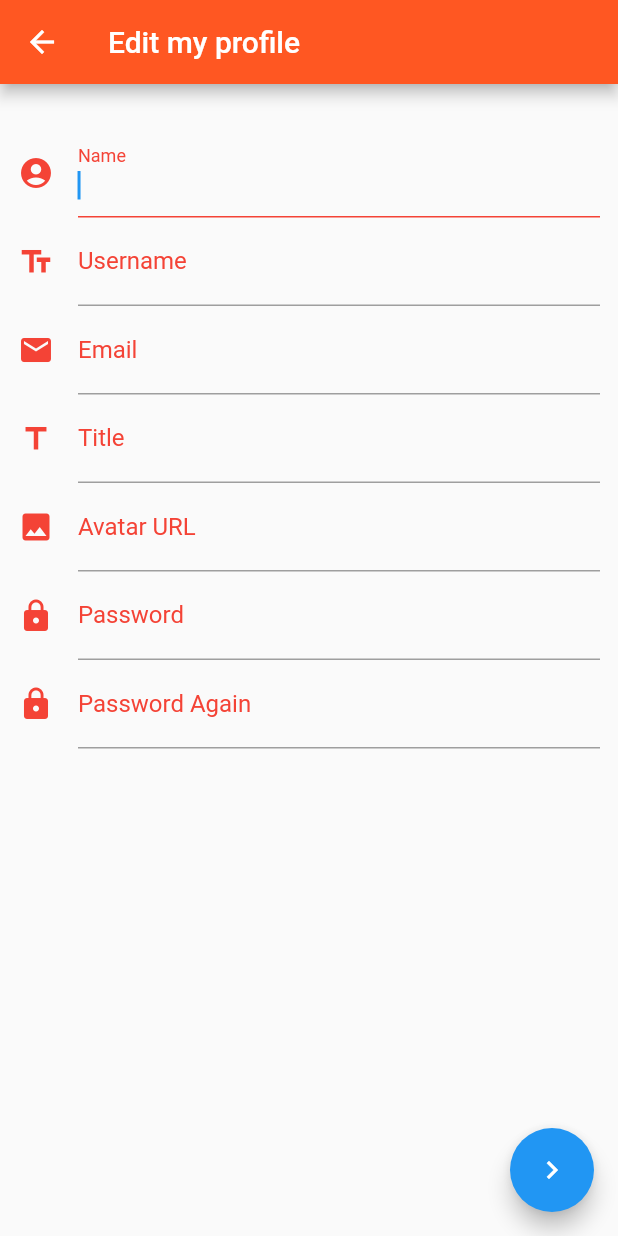
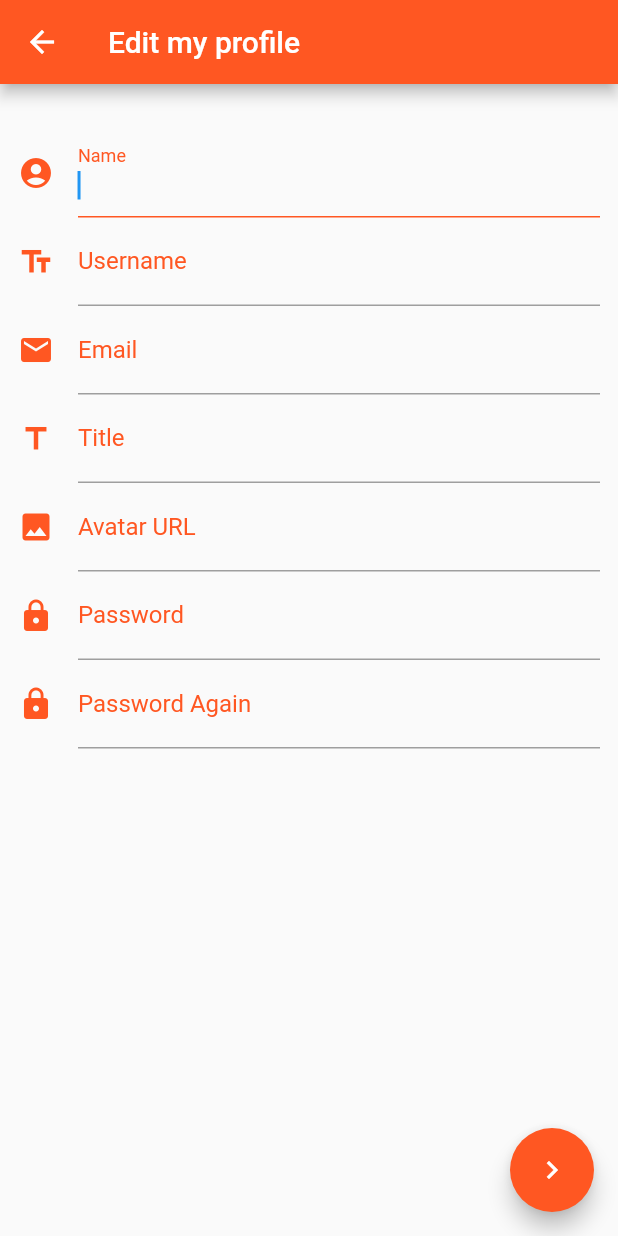
Before and after one commit to dewanshrawat15/Tabs, a Flutter app: the AccountScreen screen opened directly, after a tap on the "edit" icon, on a phone screen of 412 x 824 dp. Run offline on Flutter 3.47's test engine with Material 2 defaults, Android fonts, the phone set to English and light mode, and no system bars; our stand-ins replace share, sqflite; accounts and stored records are empty.

Commit message:
Updating app UI

```diff
--- a/lib/components/drawer.dart
+++ b/lib/components/drawer.dart
@@ -13,7 +13,7 @@ class SlideInDrawer extends StatelessWidget{
         children: <Widget>[
           DrawerHeader(
             decoration: BoxDecoration(
-              color: Colors.red,
+              color: Colors.deepOrange,
             ),
             child: Padding(
               padding: EdgeInsets.only(top: 100),
--- a/lib/screens/home.dart
+++ b/lib/screens/home.dart
@@ -14,7 +14,7 @@ class HomeScreenState extends State<HomeScreen>{
   Widget build(BuildContext context){
     return MaterialApp(
       debugShowCheckedModeBanner: false,
-      theme: themeState ? ThemeData(brightness: Brightness.light, primaryColor: Colors.deepOrange) : ThemeData(brightness: Brightness.dark, primaryColor: Colors.deepOrange),
+      theme: themeState ? ThemeData(brightness: Brightness.light, primaryColor: Colors.deepOrange, accentColor: Colors.deepOrange) : ThemeData(brightness: Brightness.dark, primaryColor: Colors.deepOrange, accentColor: Colors.deepOrange),
       home: Scaffold(
         appBar: AppBar(
           title: Text(
--- a/lib/screens/profileScreen.dart
+++ b/lib/screens/profileScreen.dart
@@ -125,7 +125,7 @@ class AccountScreenState extends State<AccountScreen>{
                       ),
                       Text(
                         "@" + snapshot.data[0].username,
-                        style: TextStyle(fontSize: 22, fontFamily: "Product Sans", color: Colors.red),
+                        style: TextStyle(fontSize: 22, fontFamily: "Product Sans", color: Colors.deepOrange),
                       ),
                       Padding(
                         padding: EdgeInsets.only(top: 32),
@@ -139,7 +139,7 @@ class AccountScreenState extends State<AccountScreen>{
                       ),
                       Text(
                         snapshot.data[0].title,
-                        style: TextStyle(fontSize: 24, fontFamily: "Product Sans", color: Colors.red),
+                        style: TextStyle(fontSize: 24, fontFamily: "Product Sans", color: Colors.deepOrange),
                       )
                     ],
                   ),
--- a/lib/screens/registerUser.dart
+++ b/lib/screens/registerUser.dart
@@ -125,11 +125,11 @@ class EditProfileScreenState extends State<EditProfileScreen>{
                     borderSide: BorderSide(color: Colors.grey, width: 1.0),
                   ),
                   focusedBorder: new UnderlineInputBorder(
-                    borderSide: BorderSide(color: Colors.red, width: 1.0),
+                    borderSide: BorderSide(color: Colors.deepOrange, width: 1.0),
                   ),
-                  icon: Icon(Icons.account_circle, color: Colors.red),
+                  icon: Icon(Icons.account_circle, color: Colors.deepOrange),
                   labelText: 'Name',
-                  labelStyle: TextStyle(color: Colors.red),
+                  labelStyle: TextStyle(color: Colors.deepOrange),
                 ),
                 onChanged: (nameData){
                   if(nameData.length == 0){
@@ -159,11 +159,11 @@ class EditProfileScreenState extends State<EditProfileScreen>{
                     borderSide: BorderSide(color: Colors.grey, width: 1.0),
                   ),
                   focusedBorder: new UnderlineInputBorder(
-                    borderSide: BorderSide(color: Colors.red, width: 1.0),
+                    borderSide: BorderSide(color: Colors.deepOrange, width: 1.0),
                   ),
-                  icon: Icon(Icons.text_fields, color: Colors.red),
+                  icon: Icon(Icons.text_fields, color: Colors.deepOrange),
                   labelText: 'Username',
-                  labelStyle: TextStyle(color: Colors.red),
+                  labelStyle: TextStyle(color: Colors.deepOrange),
                 ),
                 onChanged: (usernameData){
                   if(usernameData.length == 0){
@@ -193,11 +193,11 @@ class EditProfileScreenState extends State<EditProfileScreen>{
                     borderSide: BorderSide(color: Colors.grey, width: 1.0),
                   ),
                   focusedBorder: new UnderlineInputBorder(
-                    borderSide: BorderSide(color: Colors.red, width: 1.0),
+                    borderSide: BorderSide(color: Colors.deepOrange, width: 1.0),
                   ),
-                  icon: Icon(Icons.email, color: Colors.red),
+                  icon: Icon(Icons.email, color: Colors.deepOrange),
                   labelText: 'Email',
-                  labelStyle: TextStyle(color: Colors.red),
+                  labelStyle: TextStyle(color: Colors.deepOrange),
                 ),
                 onChanged: (emailIDData){
                   if(emailIDData.length == 0){
@@ -227,11 +227,11 @@ class EditProfileScreenState extends State<EditProfileScreen>{
                     borderSide: BorderSide(color: Colors.grey, width: 1.0),
                   ),
                   focusedBorder: new UnderlineInputBorder(
-                    borderSide: BorderSide(color: Colors.red, width: 1.0),
+                    borderSide: BorderSide(color: Colors.deepOrange, width: 1.0),
                   ),
-                  icon: Icon(Icons.title, color: Colors.red),
+                  icon: Icon(Icons.title, color: Colors.deepOrange),
                   labelText: 'Title',
-                  labelStyle: TextStyle(color: Colors.red),
+                  labelStyle: TextStyle(color: Colors.deepOrange),
                 ),
                 onChanged: (titleData){
                   if(titleData.length == 0){
@@ -261,11 +261,11 @@ class EditProfileScreenState extends State<EditProfileScreen>{
                     borderSide: BorderSide(color: Colors.grey, width: 1.0),
                   ),
                   focusedBorder: new UnderlineInputBorder(
-                    borderSide: BorderSide(color: Colors.red, width: 1.0),
+                    borderSide: BorderSide(color: Colors.deepOrange, width: 1.0),
                   ),
-                  icon: Icon(Icons.image, color: Colors.red),
+                  icon: Icon(Icons.image, color: Colors.deepOrange),
                   labelText: 'Avatar URL',
-                  labelStyle: TextStyle(color: Colors.red),
+                  labelStyle: TextStyle(color: Colors.deepOrange),
                 ),
                 onChanged: (photoTextData){
                   if(photoTextData.length == 0){
@@ -295,11 +295,11 @@ class EditProfileScreenState extends State<EditProfileScreen>{
                     borderSide: BorderSide(color: Colors.grey, width: 1.0),
                   ),
                   focusedBorder: new UnderlineInputBorder(
-                    borderSide: BorderSide(color: Colors.red, width: 1.0),
+                    borderSide: BorderSide(color: Colors.deepOrange, width: 1.0),
                   ),
-                  icon: Icon(Icons.lock, color: Colors.red),
+                  icon: Icon(Icons.lock, color: Colors.deepOrange),
                   labelText: 'Password',
-                  labelStyle: TextStyle(color: Colors.red),
+                  labelStyle: TextStyle(color: Colors.deepOrange),
                 ),
                 obscureText: true,
                 onChanged: (passwordTextData){
@@ -330,11 +330,11 @@ class EditProfileScreenState extends State<EditProfileScreen>{
                     borderSide: BorderSide(color: Colors.grey, width: 1.0),
                   ),
                   focusedBorder: new UnderlineInputBorder(
-                    borderSide: BorderSide(color: Colors.red, width: 1.0),
+                    borderSide: BorderSide(color: Colors.deepOrange, width: 1.0),
                   ),
-                  icon: Icon(Icons.lock, color: Colors.red),
+                  icon: Icon(Icons.lock, color: Colors.deepOrange),
                   labelText: 'Password Again',
-                  labelStyle: TextStyle(color: Colors.red),
+                  labelStyle: TextStyle(color: Colors.deepOrange),
                 ),
                 obscureText: true,
                 onChanged: (rePasswordTextData){
```
